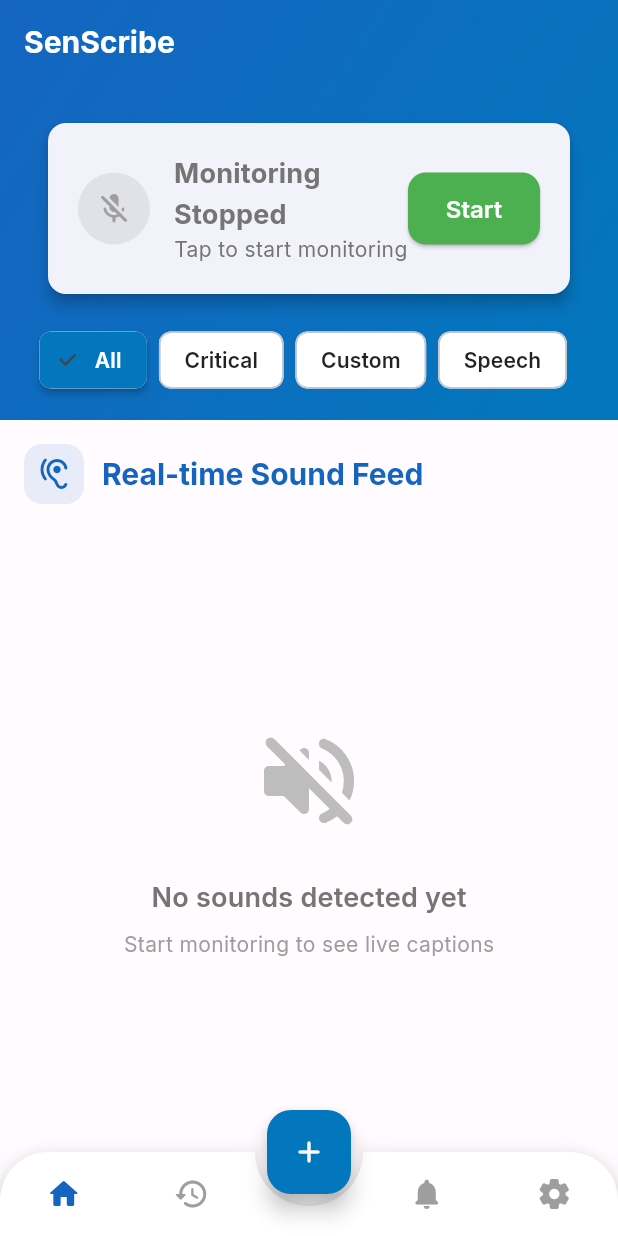
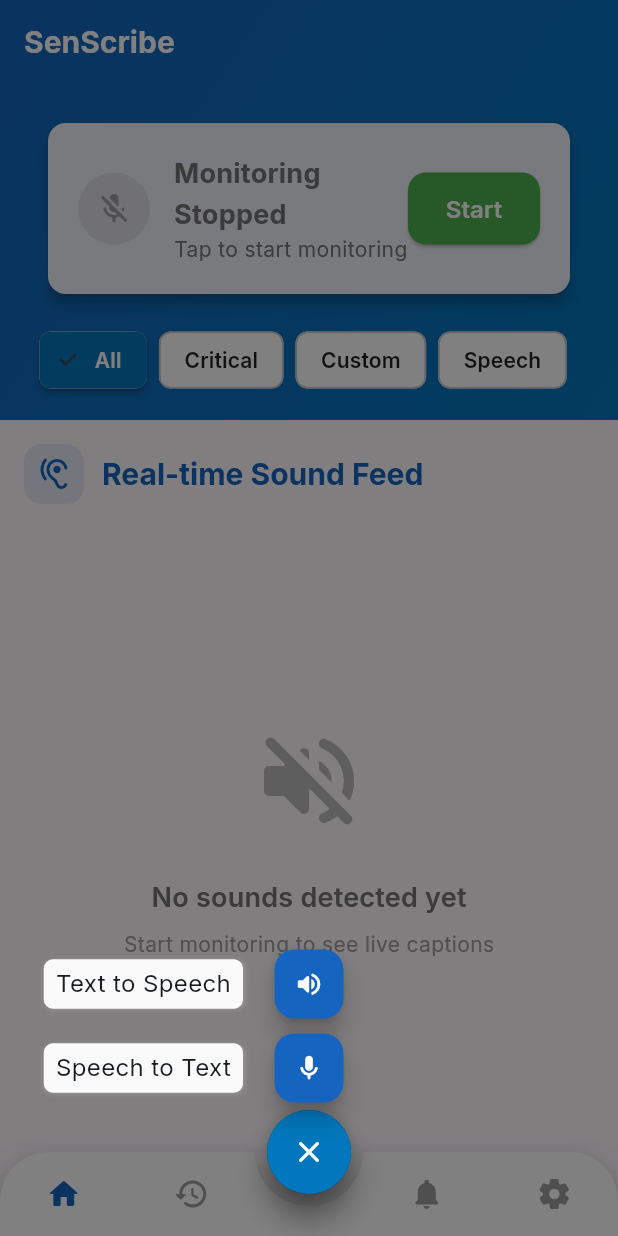
Before and after one commit to S-T-A-R-K-Projects/Capstone-Project, a Flutter app: the screen it shows after launch, after a tap on the "add" icon, on a phone screen of 412 x 824 dp. Run offline on Flutter 3.47's test engine with Material 3 defaults, Android fonts, the phone set to English and light mode, and no system bars; drawn by our look-alikes of animated_bottom_navigation_bar, flutter_animate, flutter_speed_dial; our stand-ins replace flutter_staggered_animations, google_fonts.

Commit message:
added speed dial
Added the button for speech to text and text to speech function

```diff
--- a/senscribe/lib/navigation/main_navigation.dart
+++ b/senscribe/lib/navigation/main_navigation.dart
@@ -2,6 +2,7 @@ import 'package:flutter/material.dart';
 import 'package:animated_bottom_navigation_bar/animated_bottom_navigation_bar.dart';
 import 'package:flutter_animate/flutter_animate.dart';
 import 'package:flutter_staggered_animations/flutter_staggered_animations.dart';
+import 'package:flutter_speed_dial/flutter_speed_dial.dart';
 import '../screens/home_page.dart';
 import '../screens/history_page.dart';
 import '../screens/alerts_page.dart';
@@ -70,16 +71,43 @@ class _MainNavigationPageState extends State<MainNavigationPage> with TickerProv
         ),
       ),
       floatingActionButton: _selectedIndex == 0 ?
-        FloatingActionButton(
-          onPressed: () {
-            // TODO: Implement quick actions
-            _fabAnimationController.forward().then((_) {
-              _fabAnimationController.reverse();
-            });
-          },
+        SpeedDial(
+          icon: Icons.add_rounded,
+          activeIcon: Icons.close_rounded,
           backgroundColor: Theme.of(context).colorScheme.secondary,
           foregroundColor: Colors.white,
-          child: const Icon(Icons.add_rounded),
+          activeForegroundColor: Colors.white,
+          activeBackgroundColor: Theme.of(context).colorScheme.secondary,
+          buttonSize: const Size(56.0, 56.0),
+          visible: true,
+          closeManually: false,
+          curve: Curves.bounceIn,
+          overlayColor: Colors.black,
+          overlayOpacity: 0.5,
+          elevation: 8.0,
+          shape: const CircleBorder(),
+          children: [
+            SpeedDialChild(
+              child: const Icon(Icons.mic_rounded),
+              backgroundColor: Theme.of(context).colorScheme.primary,
+              foregroundColor: Colors.white,
+              label: 'Speech to Text',
+              labelStyle: const TextStyle(fontSize: 16.0),
+              onTap: () {
+                // TODO: Implement Speech to Text functionality
+              },
+            ),
+            SpeedDialChild(
+              child: const Icon(Icons.volume_up_rounded),
+              backgroundColor: Theme.of(context).colorScheme.primary,
+              foregroundColor: Colors.white,
+              label: 'Text to Speech',
+              labelStyle: const TextStyle(fontSize: 16.0),
+              onTap: () {
+                // TODO: Implement Text to Speech functionality
+              },
+            ),
+          ],
         ).animate()
           .scale(duration: 300.ms)
           .then()
--- a/senscribe/pubspec.yaml
+++ b/senscribe/pubspec.yaml
@@ -44,6 +44,7 @@ dependencies:
   lottie: ^3.1.2
   google_fonts: ^6.2.1
   flutter_staggered_animations: ^1.1.1
+  flutter_speed_dial: ^7.0.0
 
 
 dev_dependencies:
```
